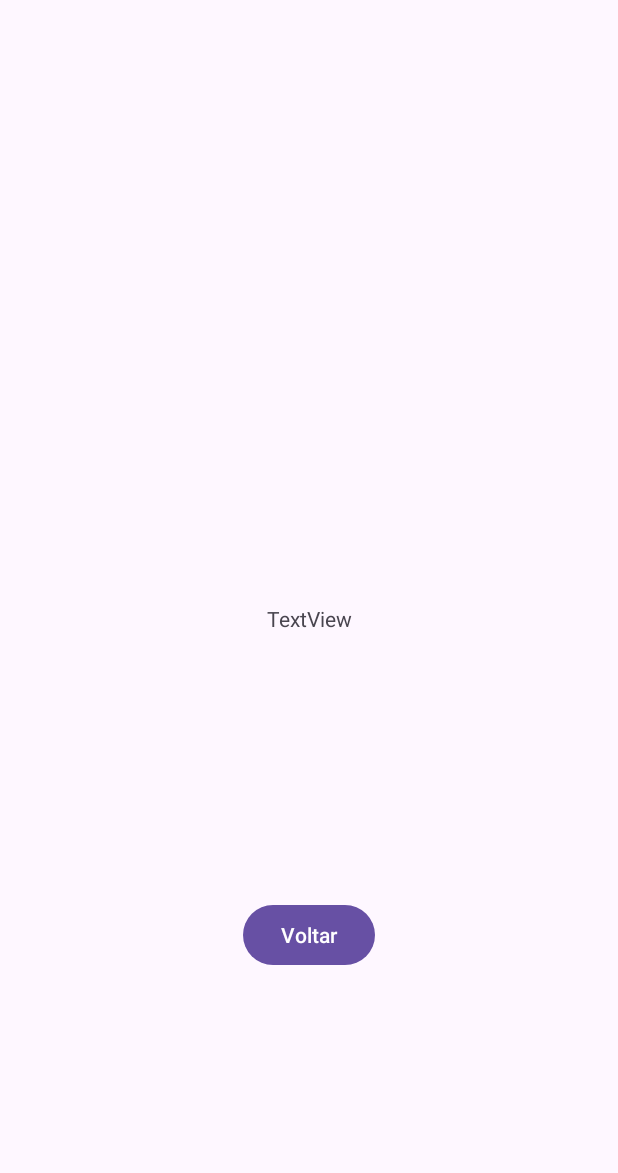
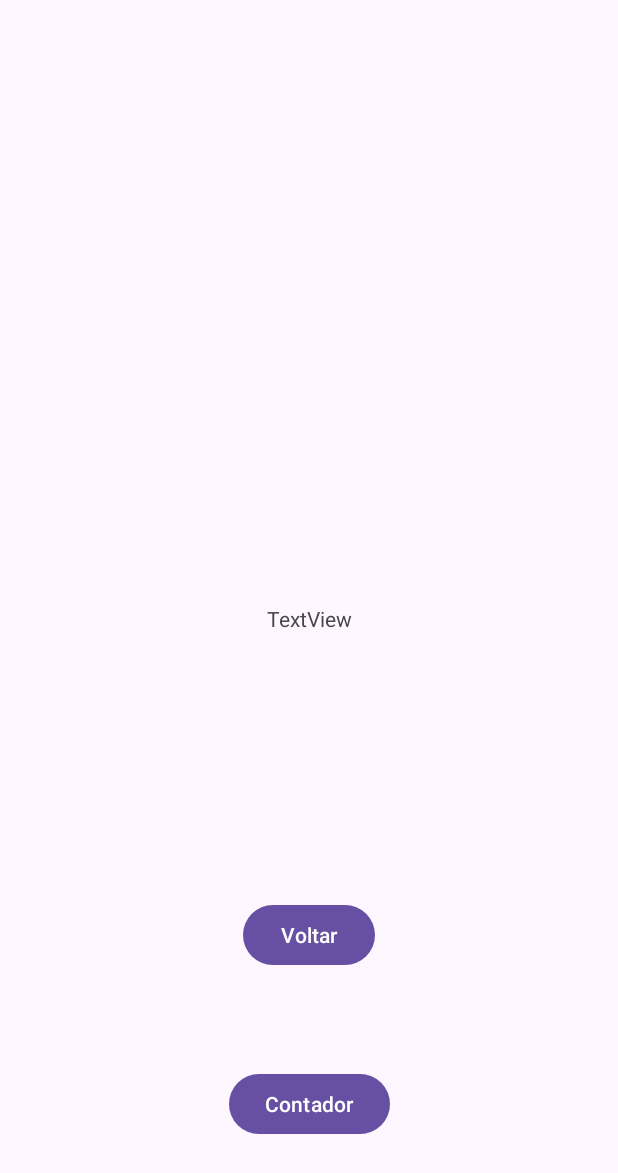
Before and after one commit to Elton-Sato/AutenticadorAndroidStudio, an Android app: the MainActivity2 screen opened directly, with no data from a screen before it, on a phone screen of 412 x 824 dp. Shown: the top 1173 px of the screen. Run offline under Robolectric (Android 15) with nearby library versions, the phone set to English and light mode, and no system bars; 1 statement that could not run was skipped.

Commit message:
Criado botão de Contagem do MainActivity2.kt

```diff
--- a/app/src/main/java/com/example/autenticador/MainActivity2.kt
+++ b/app/src/main/java/com/example/autenticador/MainActivity2.kt
@@ -24,16 +24,21 @@ class MainActivity2 : AppCompatActivity() {
         val uid = intent.getStringExtra("usernameKey")
         val textoTela = findViewById<TextView>(R.id.textoTV)
         val botaoVoltar = findViewById<Button>(R.id.voltar)
+        val botaoContador = findViewById<Button>(R.id.contador)
+        var contagem = 0
 
         textoTela.setText(uid.toString())
 
-        botaoVoltar.setOnClickListener{
+        botaoVoltar.setOnClickListener {
 
             val intent = Intent(this@MainActivity2, MainActivity::class.java)
             startActivity(intent)
 
         }
 
+        botaoContador.setOnClickListener {
+            contagem++
+            textoTela.setText(contagem.toString())
+        }
     }
-
 }
--- a/app/src/main/res/layout/activity_main2.xml
+++ b/app/src/main/res/layout/activity_main2.xml
@@ -26,4 +26,14 @@
         app:layout_constraintEnd_toEndOf="parent"
         app:layout_constraintStart_toStartOf="parent"
         app:layout_constraintTop_toBottomOf="@+id/textoTV" />
+
+    <Button
+        android:id="@+id/contador"
+        android:layout_width="wrap_content"
+        android:layout_height="wrap_content"
+        android:text="Contador"
+        app:layout_constraintBottom_toBottomOf="parent"
+        app:layout_constraintEnd_toEndOf="parent"
+        app:layout_constraintStart_toStartOf="parent"
+        app:layout_constraintTop_toBottomOf="@+id/voltar" />
 </androidx.constraintlayout.widget.ConstraintLayout>
```
